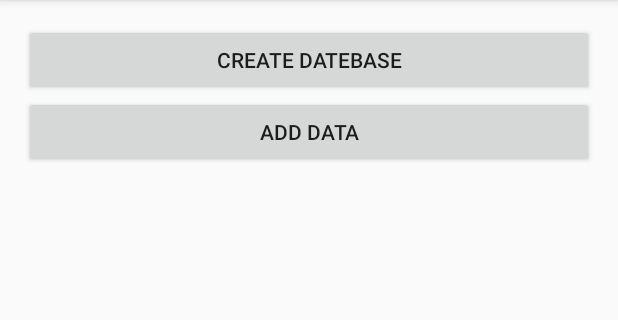
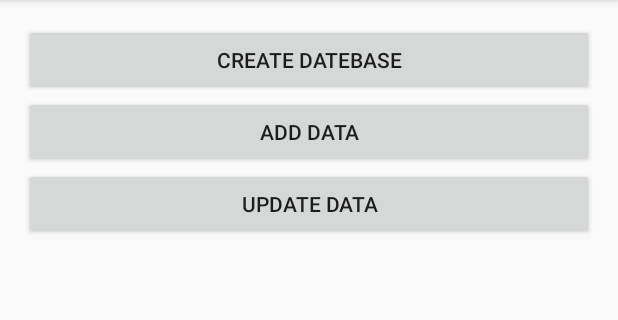
Before and after one commit to taojt/DatabaseTest, an Android app: the screen it shows after launch (MainActivity), on a phone screen of 412 x 824 dp, the part 84-404 px from its top. Run offline under Robolectric (Android 15) with nearby library versions, the phone set to English and light mode, and no system bars.

Commit message:
表中更新数据数据 update

```diff
--- a/app/src/main/java/com/taojt/databasetest/MainActivity.java
+++ b/app/src/main/java/com/taojt/databasetest/MainActivity.java
@@ -10,6 +10,7 @@ import android.widget.Button;
 public class MainActivity extends AppCompatActivity {
     private Button create_db;
     private Button add_data;
+    private Button update_data;
     private MyDatabaseHelper dbHelper;
 
     @Override
@@ -19,6 +20,7 @@ public class MainActivity extends AppCompatActivity {
         dbHelper = new MyDatabaseHelper(this, "BookStore.db", null, 3);
         create_db = (Button) findViewById(R.id.create_database);
         add_data = (Button) findViewById(R.id.add_data);
+        update_data = (Button) findViewById(R.id.update_data);
         create_db.setOnClickListener(new View.OnClickListener() {
             @Override
             public void onClick(View view) {
@@ -42,7 +44,15 @@ public class MainActivity extends AppCompatActivity {
                 values.put("pages", 510);
                 values.put("price", 19.95);
                 db.insert("Book", null, values);
-
+            }
+        });
+        update_data.setOnClickListener(new View.OnClickListener() {
+            @Override
+            public void onClick(View view) {
+                SQLiteDatabase db = dbHelper.getWritableDatabase();
+                ContentValues values = new ContentValues();
+                values.put("price", 11.23);
+                db.update("Book", values, "name = ?", new String[]{"第一行代码"});
 
             }
         });
--- a/app/src/main/res/layout/activity_main.xml
+++ b/app/src/main/res/layout/activity_main.xml
@@ -19,5 +19,10 @@
         android:layout_width="match_parent"
         android:layout_height="wrap_content"
         android:text="Add Data"/>
+    <Button
+        android:id="@+id/update_data"
+        android:layout_width="match_parent"
+        android:layout_height="wrap_content"
+        android:text="update data"/>
 
 </LinearLayout>
```
